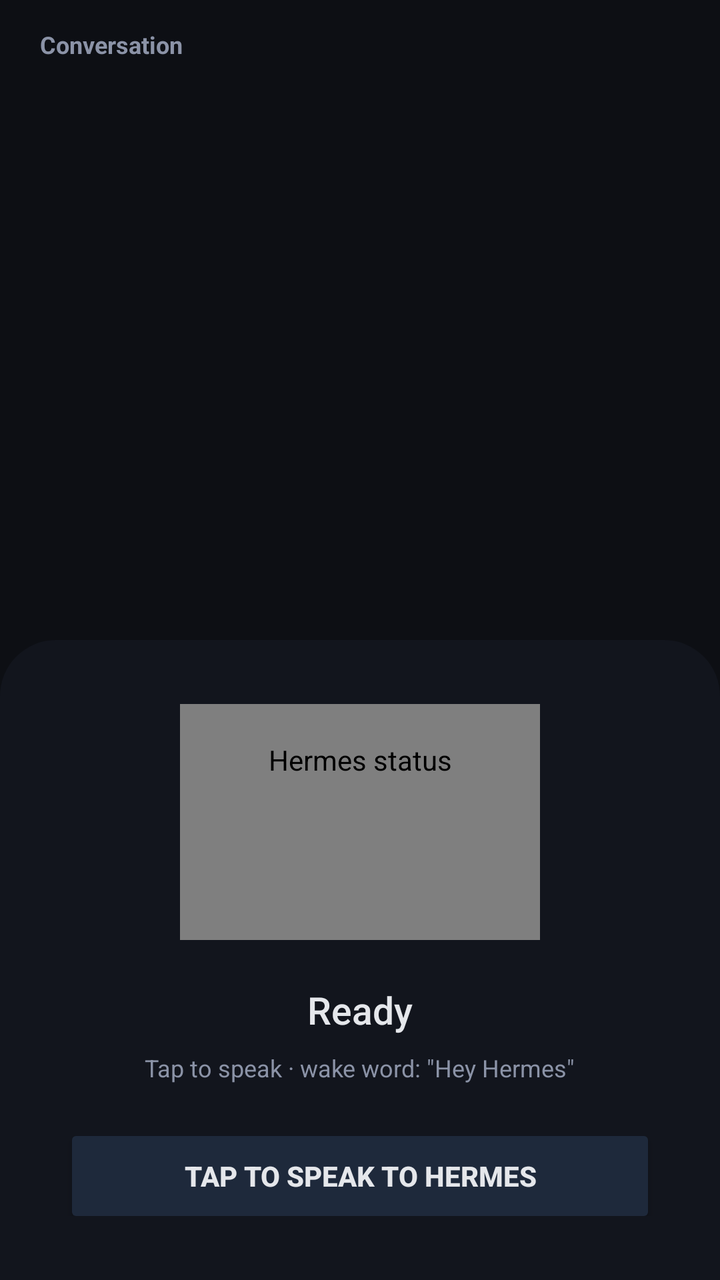
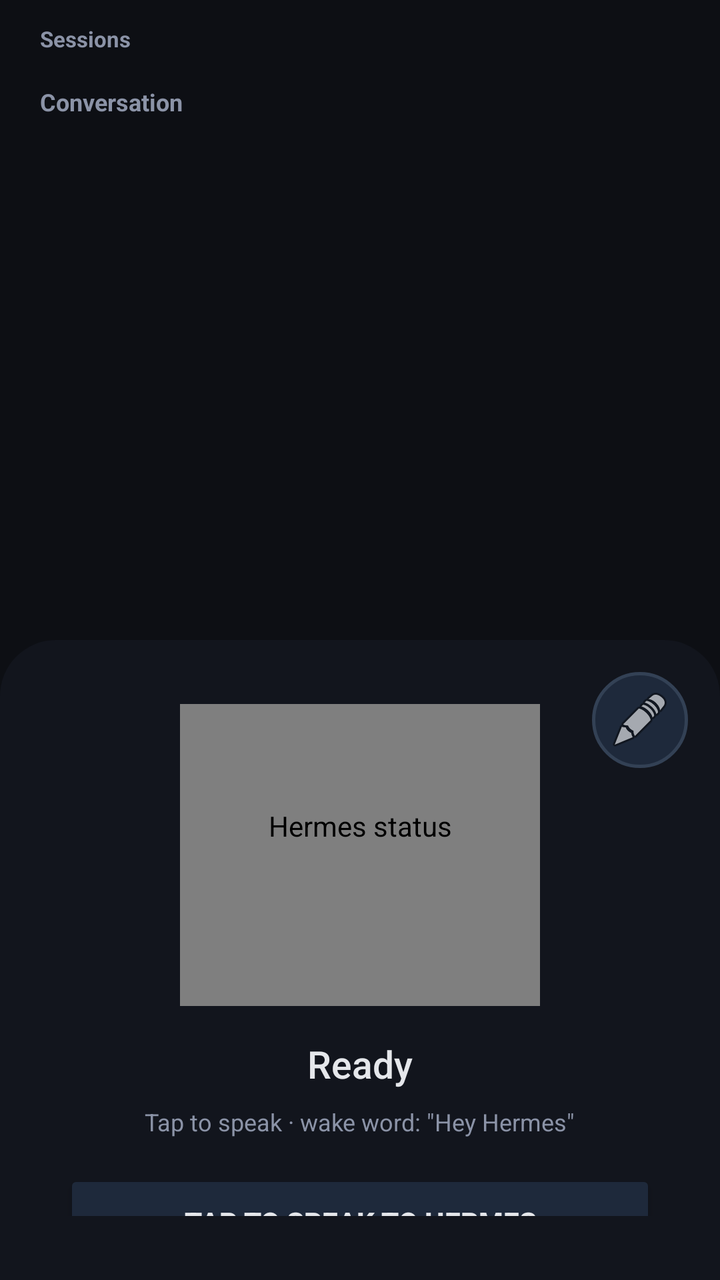

Screens rendered from an Android XML layout before and after an edit, with the pre-edit source and the edit as a unified diff.
<!-- AndroidManifest.xml: application theme Theme.HermesAssistant -->
<!-- res/layout/activity_main.xml -->
<?xml version="1.0" encoding="utf-8"?>
<LinearLayout xmlns:android="http://schemas.android.com/apk/res/android"
    android:layout_width="match_parent"
    android:layout_height="match_parent"
    android:background="#0D0F14"
    android:orientation="vertical">

    
    <LinearLayout
        android:layout_width="match_parent"
        android:layout_height="0dp"
        android:layout_weight="1"
        android:orientation="vertical">

        <TextView
            android:id="@+id/historyHeader"
            android:layout_width="match_parent"
            android:layout_height="wrap_content"
            android:paddingStart="20dp"
            android:paddingTop="14dp"
            android:paddingEnd="20dp"
            android:paddingBottom="8dp"
            android:text="Conversation"
            android:textColor="#8B93A7"
            android:textSize="12sp"
            android:textStyle="bold" />

        <ScrollView
            android:id="@+id/historyScroll"
            android:layout_width="match_parent"
            android:layout_height="0dp"
            android:layout_weight="1"
            android:fillViewport="true"
            android:scrollbars="vertical">

            <LinearLayout
                android:id="@+id/historyList"
                android:layout_width="match_parent"
                android:layout_height="wrap_content"
                android:orientation="vertical"
                android:paddingStart="16dp"
                android:paddingEnd="16dp"
                android:paddingBottom="8dp" />
        </ScrollView>
    </LinearLayout>

    
    <LinearLayout
        android:layout_width="match_parent"
        android:layout_height="0dp"
        android:layout_weight="1"
        android:background="@drawable/panel_background"
        android:gravity="center"
        android:orientation="vertical"
        android:padding="32dp">

        <com.example.hermesassistant.StatusRingView
            android:id="@+id/statusRing"
            android:layout_width="180dp"
            android:layout_height="180dp"
            android:contentDescription="Hermes status" />

        <TextView
            android:id="@+id/statusText"
            android:layout_width="match_parent"
            android:layout_height="wrap_content"
            android:layout_marginTop="22dp"
            android:ellipsize="end"
            android:fontFamily="sans-serif-medium"
            android:gravity="center"
            android:maxLines="1"
            android:text="Ready"
            android:textColor="#E5E7EB"
            android:textSize="19sp" />

        <TextView
            android:id="@+id/subText"
            android:layout_width="wrap_content"
            android:layout_height="wrap_content"
            android:layout_marginTop="8dp"
            android:gravity="center"
            android:text="Tap to speak · wake word: &quot;Hey Hermes&quot;"
            android:textColor="#8B93A7"
            android:textSize="12sp" />

        <Button
            android:id="@+id/speakButton"
            android:layout_width="match_parent"
            android:layout_height="52dp"
            android:layout_marginTop="20dp"
            android:backgroundTint="#1E293B"
            android:text="TAP TO SPEAK TO HERMES"
            android:textColor="#E5E7EB"
            android:textSize="14sp"
            android:textStyle="bold" />

        
        <LinearLayout
            android:id="@+id/textInputRow"
            android:layout_width="match_parent"
            android:layout_height="wrap_content"
            android:layout_marginTop="12dp"
            android:orientation="horizontal"
            android:visibility="gone">

            <EditText
                android:id="@+id/textInput"
                android:layout_width="0dp"
                android:layout_height="48dp"
                android:layout_weight="1"
                android:background="@drawable/text_input_background"
                android:hint="Type a message..."
                android:imeOptions="actionSend"
                android:inputType="text"
                android:maxLines="1"
                android:paddingStart="16dp"
                android:paddingEnd="16dp"
                android:textColor="#E5E7EB"
                android:textColorHint="#8B93A7"
                android:textSize="14sp" />

            <ImageButton
                android:id="@+id/sendButton"
                android:layout_width="48dp"
                android:layout_height="48dp"
                android:layout_marginStart="8dp"
                android:backgroundTint="#1E293B"
                android:contentDescription="Send message"
                android:src="@android:drawable/ic_menu_send" />
        </LinearLayout>

        <ImageButton
            android:id="@+id/typeToggleButton"
            android:layout_width="44dp"
            android:layout_height="44dp"
            android:layout_marginTop="12dp"
            android:backgroundTint="#1E293B"
            android:contentDescription="Type a message"
            android:src="@android:drawable/ic_menu_edit" />
    </LinearLayout>
</LinearLayout>
<!-- resources referenced by this layout -->
<resources>
  <!-- drawable panel_background (drawable) -->
  <?xml version="1.0" encoding="utf-8"?>
  <shape xmlns:android="http://schemas.android.com/apk/res/android"
      android:shape="rectangle">
      <solid android:color="#12151D" />
      <corners android:topLeftRadius="28dp" android:topRightRadius="28dp" />
  </shape>
  <!-- drawable text_input_background (drawable) -->
  <?xml version="1.0" encoding="utf-8"?>
  <shape xmlns:android="http://schemas.android.com/apk/res/android"
      android:shape="rectangle">
      <solid android:color="#1E293B" />
      <corners android:radius="24dp" />
      <stroke
          android:width="1dp"
          android:color="#334155" />
  </shape>
  <style name="Theme.HermesAssistant" parent="Base.Theme.HermesAssistant">
          <item name="android:forceDarkAllowed" tools:targetApi="q">false</item>
      </style>
  <style name="Base.Theme.HermesAssistant" parent="Theme.Material3.DayNight.NoActionBar">
          <item name="android:windowBackground">@color/background_dark</item>
          <item name="android:statusBarColor">@color/background_dark</item>
          <item name="android:navigationBarColor">@color/background_dark</item>
          <item name="colorPrimary">@color/accent_blue</item>
          <item name="colorOnPrimary">@color/text_primary</item>
          <item name="colorSecondary">@color/accent_green</item>
          <item name="colorOnSecondary">@color/background_dark</item>
          <item name="android:windowLightStatusBar">false</item>
      </style>
  <color name="background_dark">#0D0F14</color>
  <color name="accent_blue">#3B82F6</color>
  <color name="text_primary">#E5E7EB</color>
  <color name="accent_green">#10B981</color>
</resources>

<!-- the commit's change to res/layout/activity_main.xml (unified diff, before → after) -->
@@ -13,11 +13,39 @@
         android:orientation="vertical">
 
         <TextView
+            android:id="@+id/sessionLabel"
+            android:layout_width="match_parent"
+            android:layout_height="wrap_content"
+            android:paddingStart="20dp"
+            android:paddingTop="12dp"
+            android:paddingEnd="20dp"
+            android:paddingBottom="4dp"
+            android:text="Sessions"
+            android:textColor="#8B93A7"
+            android:textSize="11sp"
+            android:textStyle="bold" />
+
+        <HorizontalScrollView
+            android:id="@+id/sessionChipsScroll"
+            android:layout_width="match_parent"
+            android:layout_height="wrap_content"
+            android:scrollbars="none"
+            android:paddingStart="16dp"
+            android:paddingEnd="16dp">
+
+            <LinearLayout
+                android:id="@+id/sessionChipsRow"
+                android:layout_width="wrap_content"
+                android:layout_height="wrap_content"
+                android:orientation="horizontal" />
+        </HorizontalScrollView>
+
+        <TextView
             android:id="@+id/historyHeader"
             android:layout_width="match_parent"
             android:layout_height="wrap_content"
             android:paddingStart="20dp"
-            android:paddingTop="14dp"
+            android:paddingTop="12dp"
             android:paddingEnd="20dp"
             android:paddingBottom="8dp"
             android:text="Conversation"
@@ -45,97 +73,106 @@
     </LinearLayout>
 
     
-    <LinearLayout
+    <FrameLayout
         android:layout_width="match_parent"
         android:layout_height="0dp"
         android:layout_weight="1"
-        android:background="@drawable/panel_background"
-        android:gravity="center"
-        android:orientation="vertical"
-        android:padding="32dp">
+        android:background="@drawable/panel_background">
 
-        <com.example.hermesassistant.StatusRingView
-            android:id="@+id/statusRing"
-            android:layout_width="180dp"
-            android:layout_height="180dp"
-            android:contentDescription="Hermes status" />
+        <LinearLayout
+            android:layout_width="match_parent"
+            android:layout_height="match_parent"
+            android:gravity="center"
+            android:orientation="vertical"
+            android:padding="32dp">
 
-        <TextView
-            android:id="@+id/statusText"
-            android:layout_width="match_parent"
-            android:layout_height="wrap_content"
-            android:layout_marginTop="22dp"
-            android:ellipsize="end"
-            android:fontFamily="sans-serif-medium"
-            android:gravity="center"
-            android:maxLines="1"
-            android:text="Ready"
-            android:textColor="#E5E7EB"
-            android:textSize="19sp" />
+            <com.example.hermesassistant.StatusRingView
+                android:id="@+id/statusRing"
+                android:layout_width="180dp"
+                android:layout_height="180dp"
+                android:contentDescription="Hermes status" />
 
-        <TextView
-            android:id="@+id/subText"
-            android:layout_width="wrap_content"
-            android:layout_height="wrap_content"
-            android:layout_marginTop="8dp"
-            android:gravity="center"
-            android:text="Tap to speak · wake word: &quot;Hey Hermes&quot;"
-            android:textColor="#8B93A7"
-            android:textSize="12sp" />
+            <TextView
+                android:id="@+id/statusText"
+                android:layout_width="match_parent"
+                android:layout_height="wrap_content"
+                android:layout_marginTop="16dp"
+                android:ellipsize="end"
+                android:fontFamily="sans-serif-medium"
+                android:gravity="center"
+                android:maxLines="1"
+                android:text="Ready"
+                android:textColor="#E5E7EB"
+                android:textSize="19sp" />
 
-        <Button
-            android:id="@+id/speakButton"
-            android:layout_width="match_parent"
-            android:layout_height="52dp"
-            android:layout_marginTop="20dp"
-            android:backgroundTint="#1E293B"
-            android:text="TAP TO SPEAK TO HERMES"
-            android:textColor="#E5E7EB"
-            android:textSize="14sp"
-            android:textStyle="bold" />
+            <TextView
+                android:id="@+id/subText"
+                android:layout_width="wrap_content"
+                android:layout_height="wrap_content"
+                android:layout_marginTop="8dp"
+                android:gravity="center"
+                android:text="Tap to speak · wake word: &quot;Hey Hermes&quot;"
+                android:textColor="#8B93A7"
+                android:textSize="12sp" />
+
+            <Button
+                android:id="@+id/speakButton"
+                android:layout_width="match_parent"
+                android:layout_height="52dp"
+                android:layout_marginTop="16dp"
+                android:backgroundTint="#1E293B"
+                android:text="TAP TO SPEAK TO HERMES"
+                android:textColor="#E5E7EB"
+                android:textSize="14sp"
+                android:textStyle="bold" />
+
+            
+            <LinearLayout
+                android:id="@+id/textInputRow"
+                android:layout_width="match_parent"
+                android:layout_height="wrap_content"
+                android:layout_marginTop="12dp"
+                android:orientation="horizontal"
+                android:visibility="gone">
+
+                <EditText
+                    android:id="@+id/textInput"
+                    android:layout_width="0dp"
+                    android:layout_height="48dp"
+                    android:layout_weight="1"
+                    android:background="@drawable/text_input_background"
+                    android:hint="Type a message..."
+                    android:imeOptions="actionSend"
+                    android:inputType="text"
+                    android:maxLines="1"
+                    android:paddingStart="16dp"
+                    android:paddingEnd="16dp"
+                    android:textColor="#E5E7EB"
+                    android:textColorHint="#8B93A7"
+                    android:textSize="14sp" />
+
+                <ImageButton
+                    android:id="@+id/sendButton"
+                    android:layout_width="48dp"
+                    android:layout_height="48dp"
+                    android:layout_marginStart="8dp"
+                    android:backgroundTint="#1E293B"
+                    android:contentDescription="Send message"
+                    android:src="@android:drawable/ic_menu_send" />
+            </LinearLayout>
+        </LinearLayout>
 
         
-        <LinearLayout
-            android:id="@+id/textInputRow"
-            android:layout_width="match_parent"
-            android:layout_height="wrap_content"
-            android:layout_marginTop="12dp"
-            android:orientation="horizontal"
-            android:visibility="gone">
-
-            <EditText
-                android:id="@+id/textInput"
-                android:layout_width="0dp"
-                android:layout_height="48dp"
-                android:layout_weight="1"
-                android:background="@drawable/text_input_background"
-                android:hint="Type a message..."
-                android:imeOptions="actionSend"
-                android:inputType="text"
-                android:maxLines="1"
-                android:paddingStart="16dp"
-                android:paddingEnd="16dp"
-                android:textColor="#E5E7EB"
-                android:textColorHint="#8B93A7"
-                android:textSize="14sp" />
-
-            <ImageButton
-                android:id="@+id/sendButton"
-                android:layout_width="48dp"
-                android:layout_height="48dp"
-                android:layout_marginStart="8dp"
-                android:backgroundTint="#1E293B"
-                android:contentDescription="Send message"
-                android:src="@android:drawable/ic_menu_send" />
-        </LinearLayout>
-
         <ImageButton
             android:id="@+id/typeToggleButton"
-            android:layout_width="44dp"
-            android:layout_height="44dp"
-            android:layout_marginTop="12dp"
-            android:backgroundTint="#1E293B"
+            android:layout_width="48dp"
+            android:layout_height="48dp"
+            android:layout_gravity="top|end"
+            android:layout_marginTop="16dp"
+            android:layout_marginEnd="16dp"
+            android:background="@drawable/circle_icon_background"
             android:contentDescription="Type a message"
+            android:padding="12dp"
             android:src="@android:drawable/ic_menu_edit" />
-    </LinearLayout>
+    </FrameLayout>
 </LinearLayout>
<!-- resource entries referenced after the edit -->
@@ -1,5 +1,14 @@
 <!-- resources referenced by this layout -->
 <resources>
+  <!-- drawable circle_icon_background (drawable) -->
+  <?xml version="1.0" encoding="utf-8"?>
+  <shape xmlns:android="http://schemas.android.com/apk/res/android"
+      android:shape="oval">
+      <solid android:color="#1E293B" />
+      <stroke
+          android:width="1.5dp"
+          android:color="#334155" />
+  </shape>
   <!-- drawable panel_background (drawable) -->
   <?xml version="1.0" encoding="utf-8"?>
   <shape xmlns:android="http://schemas.android.com/apk/res/android"
